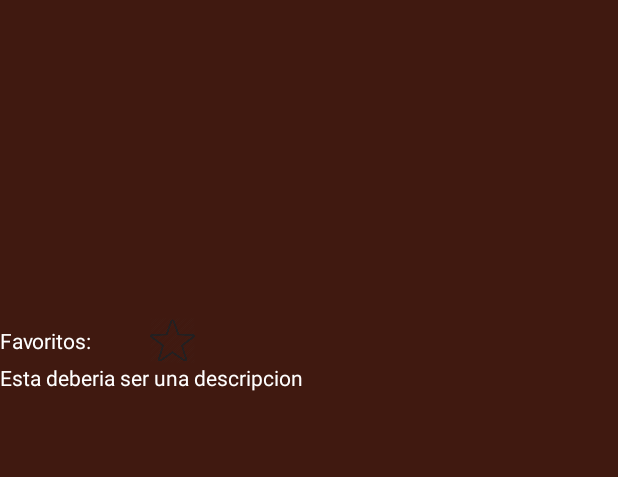
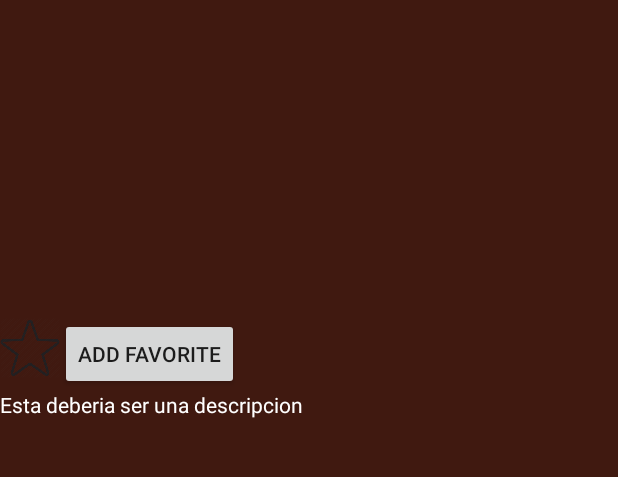
Before and after one commit to isil-pe/AM1-20162-Proyecto-GamingStore, an Android app: the GameDetailActivity screen opened directly, with no data from a screen before it, on a phone screen of 412 x 824 dp, the part 300-777 px from its top. Run offline under Robolectric (Android 15) with nearby library versions, the phone set to English and light mode, and no system bars.

```diff
--- a/GamingStore/app/src/main/java/com/example/andre/activities/WishlistActivity.java
+++ b/GamingStore/app/src/main/java/com/example/andre/activities/WishlistActivity.java
@@ -49,7 +49,7 @@ public class WishlistActivity extends Activity {
 
     private void loadData(){
         GameApplication application= (GameApplication) getApplication();
-        data= application.getGameRepository().allGames();
+        data= application.getGameRepository().getFavoriteGames();
     }
 
     private void ui() {
--- a/GamingStore/app/src/main/res/layout/activity_game_detail.xml
+++ b/GamingStore/app/src/main/res/layout/activity_game_detail.xml
@@ -37,16 +37,17 @@
             android:layout_height="wrap_content"
             android:orientation="horizontal">
 
-            <TextView
-                android:layout_width="100dp"
-                android:layout_height="wrap_content"
+            <ImageView
+                android:layout_width="40dp"
+                android:layout_height="40dp"
                 android:text="Favoritos:"
-                android:textColor="#ffffff"/>
+                android:id="@+id/iviFavorite"
+                android:src="@drawable/favorite0"/>
 
             <Button
-                android:layout_width="30dp"
-                android:layout_height="30dp"
-                android:background="@drawable/favorite0"
+                android:layout_width="wrap_content"
+                android:layout_height="wrap_content"
+                android:text="ADD FAVORITE"
                 android:id="@+id/btnFavorite"/>
 
         </LinearLayout>
```
Also changed, not shown: GamingStore/app/src/main/java/com/example/andre/activities/GameDetailActivity.java (+38 -0 lines), GamingStore/app/src/main/java/com/example/andre/activities/repository/GameRepository.java (+8 -8 lines), GamingStore/app/src/main/java/model/GameEntity.java (+11 -7 lines).
